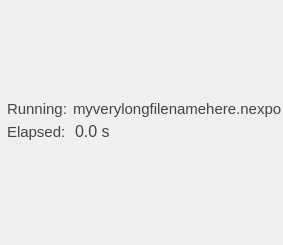
This is nexpoide/scriptstatuswidget.ui in wdobbie/Nexpo as Qt 5 draws it before an edit. The edited form follows.
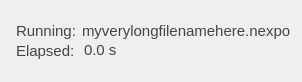
This is the edited form.

Patch:
```diff
--- a/nexpoide/scriptstatuswidget.ui
+++ b/nexpoide/scriptstatuswidget.ui
@@ -6,8 +6,8 @@
    <rect>
     <x>0</x>
     <y>0</y>
-    <width>224</width>
-    <height>245</height>
+    <width>302</width>
+    <height>82</height>
    </rect>
   </property>
   <property name="sizePolicy">
@@ -91,16 +91,31 @@
      <property name="text">
       <string>Elapsed:</string>
      </property>
+     <property name="alignment">
+      <set>Qt::AlignBottom|Qt::AlignLeading|Qt::AlignLeft</set>
+     </property>
     </widget>
    </item>
    <item row="1" column="1">
     <widget class="QDoubleSpinBox" name="elapsed">
+     <property name="sizePolicy">
+      <sizepolicy hsizetype="Minimum" vsizetype="Maximum">
+       <horstretch>0</horstretch>
+       <verstretch>0</verstretch>
+      </sizepolicy>
+     </property>
+     <property name="focusPolicy">
+      <enum>Qt::StrongFocus</enum>
+     </property>
      <property name="styleSheet">
-      <string notr="true">font-size: 12pt; background: transparent;</string>
+      <string notr="true">font-size: 11pt; background: transparent; margin: 0px; padding: 0px; border: none;</string>
      </property>
      <property name="frame">
       <bool>false</bool>
      </property>
+     <property name="alignment">
+      <set>Qt::AlignBottom|Qt::AlignLeading|Qt::AlignLeft</set>
+     </property>
      <property name="readOnly">
       <bool>true</bool>
      </property>
```
